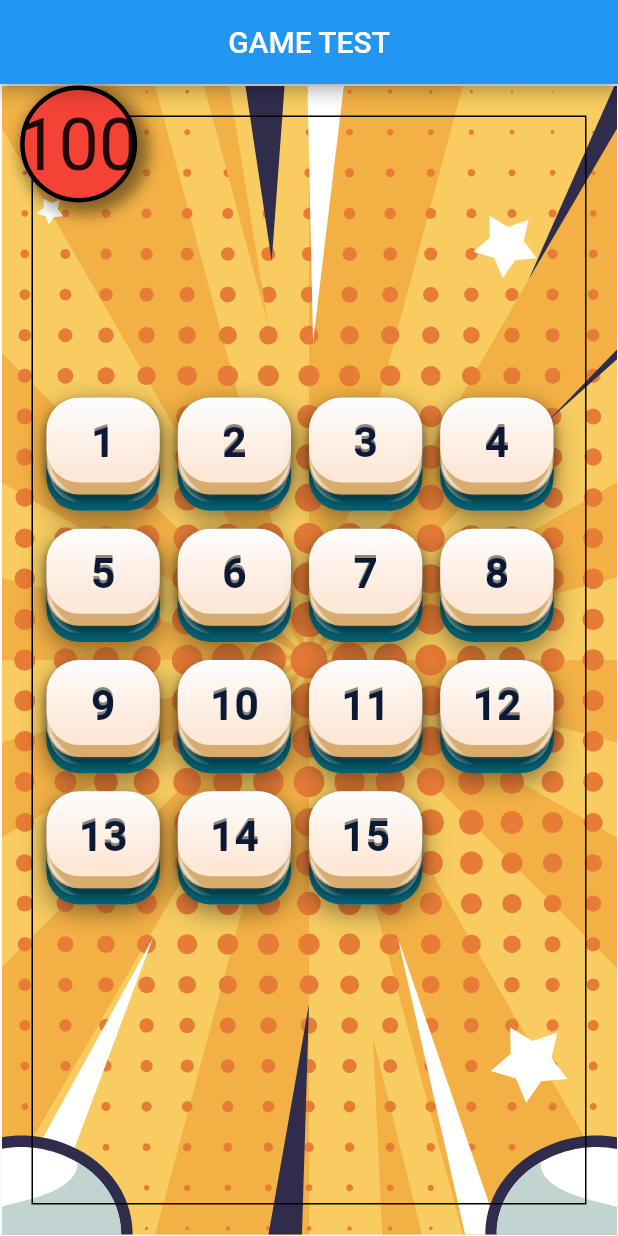
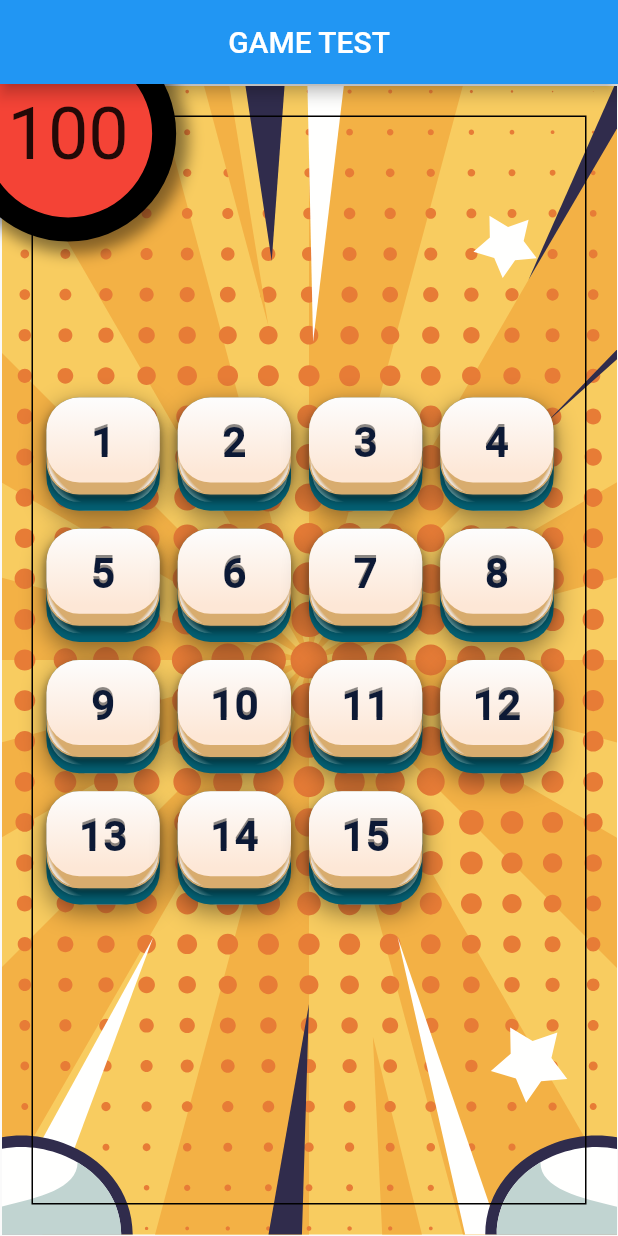
Before and after one commit to pmutisya/puzzle2, a Flutter app: the screen it shows after launch, on a phone screen of 412 x 824 dp. Run offline on Flutter 3.47's test engine with Material 2 defaults, Android fonts, the phone set to English and light mode, and no system bars; our stand-ins replace flutter_svg; missing offline and left inert: keymap; Roboto replaces fonts that are missing (MochiyPopOne).

Commit message:
clean up

```diff
--- a/lib/domain.dart
+++ b/lib/domain.dart
@@ -301,7 +301,6 @@ class Game {
       }
     }
     // notifyListeners();
-    print('WON moves:${movesModel.length}');
     return movesModel.length > 0;
   }
 
--- a/lib/game_ui/phone_screen.dart
+++ b/lib/game_ui/phone_screen.dart
@@ -29,18 +29,21 @@ class _PhoneScreenState extends State<PhoneScreen> with SingleTickerProviderStat
     super.dispose();
   }
   Widget getScoreRing() {
-    return Container(
+    return Transform.translate(
+      offset: const Offset(-40, -40),
+      child: Container(
         decoration: BoxDecoration(
           shape: BoxShape.circle,
           color: game.won? Colors.lightGreenAccent : Colors.red,
-        border: Border.all(color: Colors.black, width: 3.0),
+          border: Border.all(color: Colors.black, width: 16.0),
           boxShadow: const [
             BoxShadow(color: Colors.black45, offset: Offset(4, 4), spreadRadius: 4.0, blurRadius: 8)
           ]
         ),
-      padding: const EdgeInsets.all(8),
+        padding: const EdgeInsets.all(28),
         child: Text('${(game.percentCorrect*100).round().toInt()}',
           style: const TextStyle(fontSize: 48), textAlign: TextAlign.center),
+      ),
     );
   }
   @override
```
Lines whose indentation alone changed are shown as unchanged.
